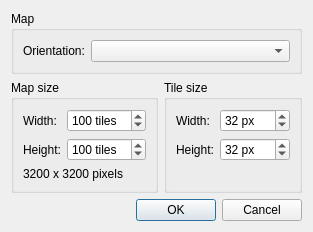
Qt form src/tiled/newmapdialog.ui (mapeditor/tiled) before a commit.
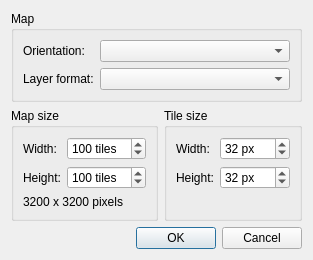
The same form after that commit.

Commit message:
Moved the layer format setting to the 'New Map' dialog
This should avoid confusion about the setting in the preferences not
taking effect and make it clear that it is a map setting now.

This change is jumping through some hoops to avoid breaking string
freeze, hence the use of QCoreApplication::translate.

Closes #447

Patch:
```diff
--- a/src/tiled/newmapdialog.ui
+++ b/src/tiled/newmapdialog.ui
@@ -6,8 +6,8 @@
    <rect>
     <x>0</x>
     <y>0</y>
-    <width>349</width>
-    <height>241</height>
+    <width>365</width>
+    <height>268</height>
    </rect>
   </property>
   <property name="windowTitle">
@@ -187,8 +187,8 @@
      <property name="title">
       <string>Map</string>
      </property>
-     <layout class="QHBoxLayout" name="horizontalLayout">
-      <item>
+     <layout class="QGridLayout" name="gridLayout_4">
+      <item row="0" column="0">
        <widget class="QLabel" name="label_5">
         <property name="text">
          <string>Orientation:</string>
@@ -198,7 +198,7 @@
         </property>
        </widget>
       </item>
-      <item>
+      <item row="0" column="1">
        <widget class="QComboBox" name="orientation">
         <property name="sizePolicy">
          <sizepolicy hsizetype="Preferred" vsizetype="Fixed">
@@ -208,6 +208,19 @@
         </property>
        </widget>
       </item>
+      <item row="1" column="0">
+       <widget class="QLabel" name="layerFormatLabel">
+        <property name="text">
+         <string>Layer format:</string>
+        </property>
+        <property name="buddy">
+         <cstring>layerFormat</cstring>
+        </property>
+       </widget>
+      </item>
+      <item row="1" column="1">
+       <widget class="QComboBox" name="layerFormat"/>
+      </item>
      </layout>
     </widget>
    </item>
```
The commit also changes 9 other files.
